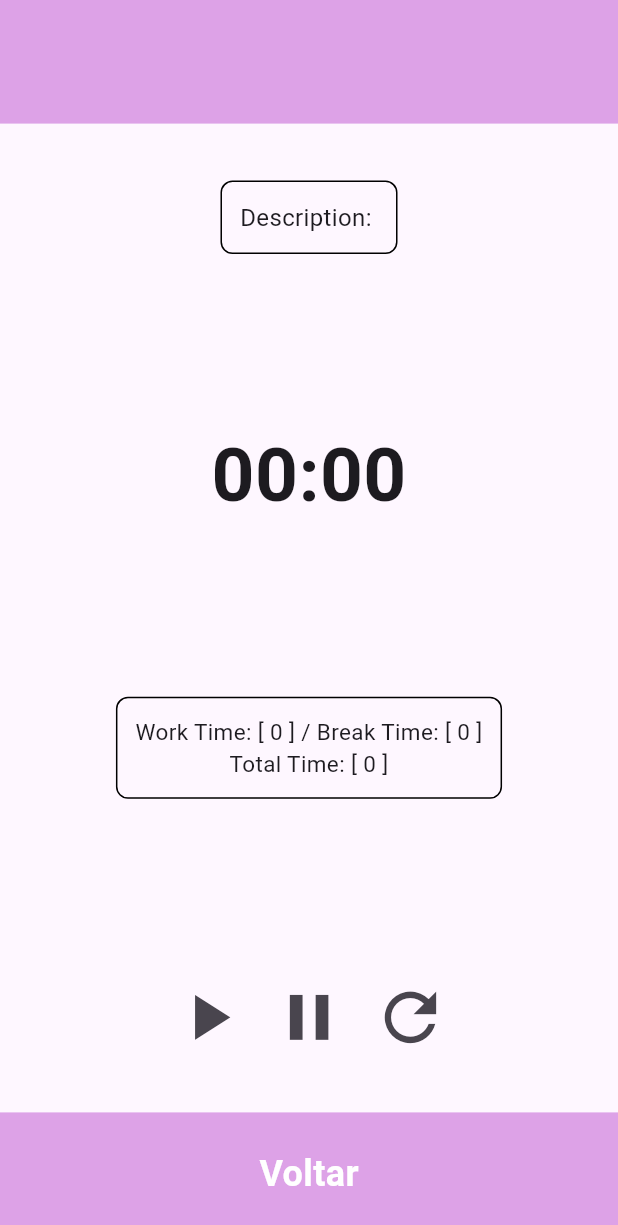
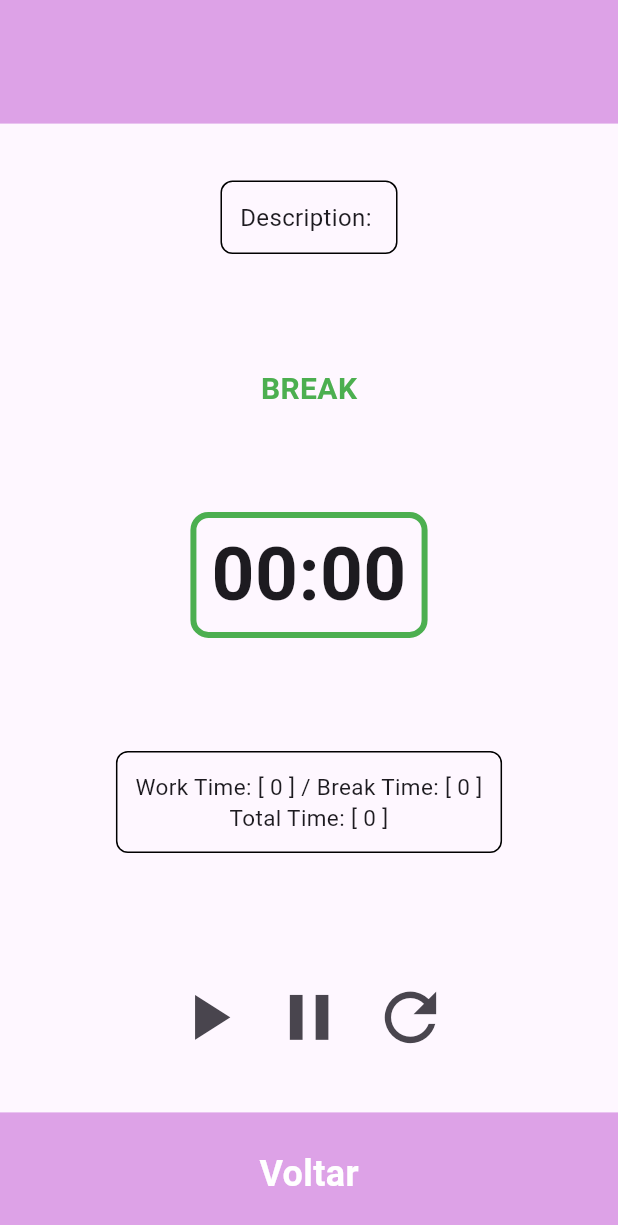
Before and after one commit to PedroH-Peres/studylistapp, a Flutter app: the StudyPage screen opened directly with empty values, after a tap on the "play arrow" icon, on a phone screen of 412 x 824 dp. Shown: the top 1225 px of the screen. Run offline on Flutter 3.47's test engine with Material 2 defaults, Android fonts, the phone set to English and light mode, and no system bars; our stand-ins replace flutter_mobx, mobx; generated files the repository leaves out were written again.

Commit message:
Break Time toggle

```diff
--- a/studyapp/lib/models/study.dart
+++ b/studyapp/lib/models/study.dart
@@ -13,6 +13,8 @@ class Study{
 
   void setTime(){
     pomodoroStore.minutos = workTime;
+    pomodoroStore.workTime = workTime;
+    pomodoroStore.breakTime = breakTime;
   }
 
 
--- a/studyapp/lib/pages/studyPage.dart
+++ b/studyapp/lib/pages/studyPage.dart
@@ -1,5 +1,6 @@
 import 'package:flutter/material.dart';
 import 'package:flutter_mobx/flutter_mobx.dart';
+import 'package:studyapp/store/pomodoroStore.dart';
 
 import '../models/study.dart';
 
@@ -49,10 +50,25 @@ class StudyPage extends StatelessWidget {
                           ),
                         ),
                         Text(
-                          "${study.pomodoroStore.minutos.toString().padLeft(2, "0")}:${study.pomodoroStore.segundos.toString().padLeft(2, "0")}",
+                          study.pomodoroStore.tType == timeType.WORK ?
+                          "WORK" : "BREAK",
                           style: TextStyle(
-                            fontSize: 50,
-                            fontWeight: FontWeight.bold,
+                              color: study.pomodoroStore.tType == timeType.WORK ? Colors.purple: Colors.green,
+                              fontSize: 20,
+                              fontWeight: FontWeight.w600),
+                        ),
+                        Container(
+                          padding:
+                              EdgeInsets.symmetric(horizontal: 10, vertical: 2),
+                          decoration: BoxDecoration(
+                              border: Border.all(width: 4, color: study.pomodoroStore.tType == timeType.WORK ? Colors.purple: Colors.green),
+                              borderRadius: BorderRadius.circular(12)),
+                          child: Text(
+                            "${study.pomodoroStore.minutos.toString().padLeft(2, "0")}:${study.pomodoroStore.segundos.toString().padLeft(2, "0")}",
+                            style: TextStyle(
+                              fontSize: 50,
+                              fontWeight: FontWeight.bold,
+                            ),
                           ),
                         ),
                         Container(
--- a/studyapp/lib/store/pomodoroStore.dart
+++ b/studyapp/lib/store/pomodoroStore.dart
@@ -6,10 +6,15 @@ part 'pomodoroStore.g.dart';
 
 class PomodoroStore = _PomodoroStore with _$PomodoroStore;
 
+enum timeType{WORK, BREAK}
+
 abstract class _PomodoroStore with Store{
 
   @observable
   int time = 0;
+
+  int workTime = 0;
+  int breakTime = 0;
 
   @observable
   bool iniciado = false;
@@ -23,12 +28,11 @@ abstract class _PomodoroStore with Store{
   Timer? cronometro;
 
   @observable
+  timeType tType = timeType.WORK;
+
+  @observable
   int total = 0;
 
-  @action
-  void setTime(int value){
-    time=value;
-  }
 
   @action
   void initTimer(){
@@ -38,7 +42,7 @@ abstract class _PomodoroStore with Store{
       iniciado = true;
       if(minutos == 0 && segundos ==0){
         //aqui é pra trocar o tipo de intervalo
-        cronometro?.cancel();
+        _toggleType();
       }else if(segundos==0){
         minutos--;
         segundos = 59;
@@ -54,6 +58,17 @@ abstract class _PomodoroStore with Store{
   }
 
   @action
+  void _toggleType(){
+    if(tType == timeType.WORK){
+      tType = timeType.BREAK;
+      minutos = breakTime;
+    }else{
+      tType = timeType.WORK;
+      minutos = workTime;
+    }
+  }
+
+  @action
   void stopTimer(){
     iniciado = false;
     cronometro?.cancel();
@@ -62,6 +77,7 @@ abstract class _PomodoroStore with Store{
   @action
   void resetTimer(){
     stopTimer();
+    tType = timeType.WORK;
     segundos = 0;
   }
 
```
Also changed, not shown: studyapp/lib/store/pomodoroStore.g.dart.
